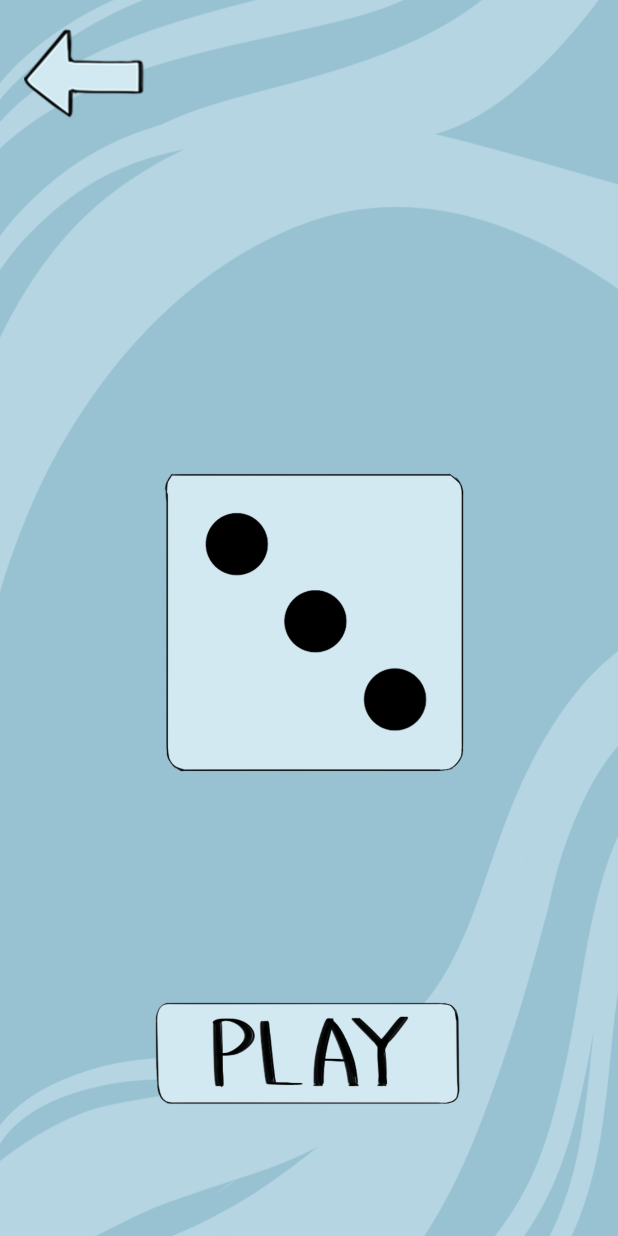
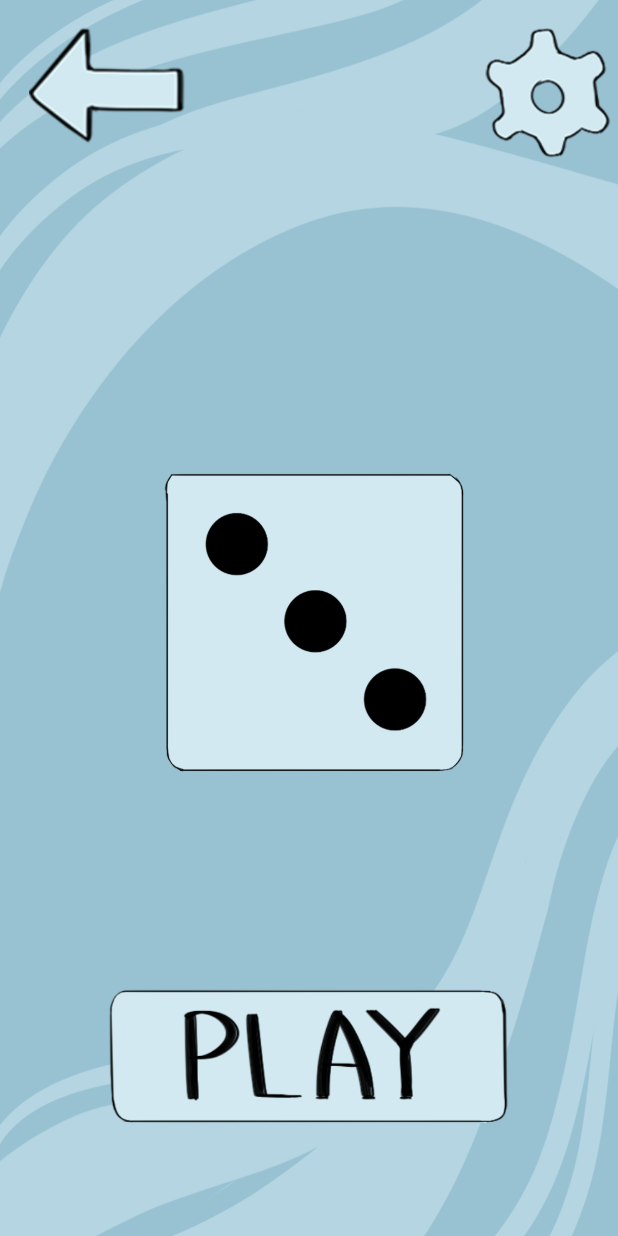
Before and after one commit to MDAsDEV/Kubiks, an Android app: the one_cubik screen opened directly, with no data from a screen before it, on a phone screen of 412 x 824 dp. Run offline under Robolectric (Android 15) with nearby library versions, the phone set to English and light mode, and no system bars.

Commit message:
updating layout to make first screen comfortable to use from another screen

```diff
--- a/app/src/main/res/layout/activity_main.xml
+++ b/app/src/main/res/layout/activity_main.xml
@@ -117,7 +117,9 @@
         android:layout_height="wrap_content"
         android:layout_below="@id/click"
         android:layout_above="@id/light_2_dices_write"
-        android:layout_alignParentLeft="true"
+        android:scaleY="0.8"
+        android:scaleX="0.8"
+        android:layout_marginRight="30dp"
         android:layout_marginTop="8dp"
         android:adjustViewBounds="true"
         android:layout_toLeftOf="@id/two_dices"
@@ -129,6 +131,8 @@
         android:layout_height="wrap_content"
         android:layout_above="@id/click"
         android:layout_marginRight="10dp"
+        android:scaleX="1.1"
+        android:scaleY="1.1"
         android:layout_toRightOf="@id/one_dice"
         android:scaleType="fitCenter"
         app:srcCompat="@drawable/strelka2"></ImageView>
--- a/app/src/main/res/layout/activity_one_cubik.xml
+++ b/app/src/main/res/layout/activity_one_cubik.xml
@@ -1,5 +1,6 @@
 <?xml version="1.0" encoding="utf-8"?>
-<androidx.constraintlayout.widget.ConstraintLayout xmlns:android="http://schemas.android.com/apk/res/android"
+
+<RelativeLayout xmlns:android="http://schemas.android.com/apk/res/android"
     xmlns:app="http://schemas.android.com/apk/res-auto"
     xmlns:tools="http://schemas.android.com/tools"
     android:layout_width="match_parent"
@@ -10,44 +11,54 @@
 
     <ImageButton
         android:id="@+id/bbutton"
-        android:layout_width="81dp"
-        android:layout_height="63dp"
+        android:layout_width="wrap_content"
+        android:layout_height="wrap_content"
         android:adjustViewBounds="true"
         android:background="@null"
         android:contentDescription="@string/second_back_button"
         android:scaleType="fitCenter"
-        app:layout_constraintBottom_toBottomOf="parent"
-        app:layout_constraintEnd_toEndOf="parent"
-        app:layout_constraintHorizontal_bias="0.048"
-        app:layout_constraintStart_toStartOf="parent"
-        app:layout_constraintTop_toTopOf="parent"
-        app:layout_constraintVertical_bias="0.023"
+        android:scaleX="0.85"
+        android:scaleY="0.85"
+        android:layout_marginTop="10dp"
+        android:layout_marginLeft="10dp"
         app:srcCompat="@drawable/backbutton" />
 
     <ImageButton
         android:id="@+id/pbutton"
-        android:layout_width="204dp"
-        android:layout_height="106dp"
+        android:layout_width="wrap_content"
+        android:layout_height="wrap_content"
         android:adjustViewBounds="true"
         android:background="@null"
         android:contentDescription="@string/second_back_button"
         android:scaleType="fitCenter"
-        app:layout_constraintBottom_toBottomOf="parent"
-        app:layout_constraintEnd_toEndOf="parent"
-        app:layout_constraintHorizontal_bias="0.497"
-        app:layout_constraintStart_toStartOf="parent"
-        app:layout_constraintTop_toTopOf="parent"
-        app:layout_constraintVertical_bias="0.904"
+        android:layout_alignParentBottom="true"
+        android:scaleY="0.65"
+        android:scaleX="0.65"
+        android:layout_marginBottom="50dp"
         app:srcCompat="@drawable/playbutton" />
-
+    <ImageButton
+        android:id="@+id/settings_button"
+        android:background="@null"
+        android:layout_width="wrap_content"
+        android:layout_height="wrap_content"
+        android:layout_alignParentTop="true"
+        android:layout_alignParentRight="true"
+        android:adjustViewBounds="true"
+        android:scaleX="0.7"
+        android:scaleY="0.7"
+        android:layout_marginRight="-15dp"
+        app:srcCompat="@drawable/settings"
+        ></ImageButton>
     <ImageView
         android:id="@+id/imageView"
         android:layout_width="match_parent"
         android:layout_height="match_parent"
         app:srcCompat="@drawable/diceth"
-        tools:layout_editor_absoluteX="0dp"
-        tools:layout_editor_absoluteY="0dp"
         android:contentDescription="@string/onedice" />
 
 
-</androidx.constraintlayout.widget.ConstraintLayout>
+
+
+
+
+</RelativeLayout>
```
Also changed, not shown: app/src/main/res/layout/activity_two_kubiks.xml (+10 -13 lines).
